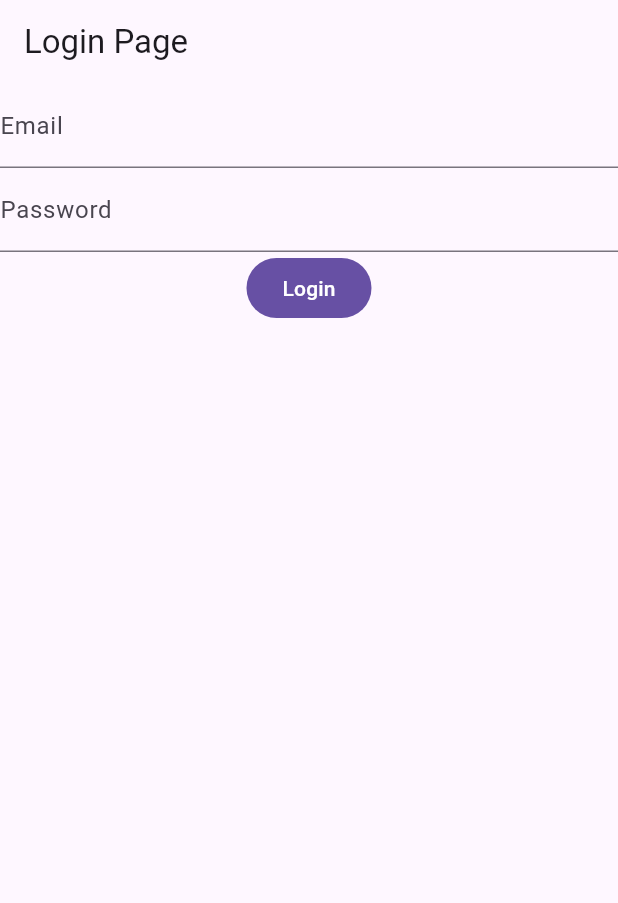
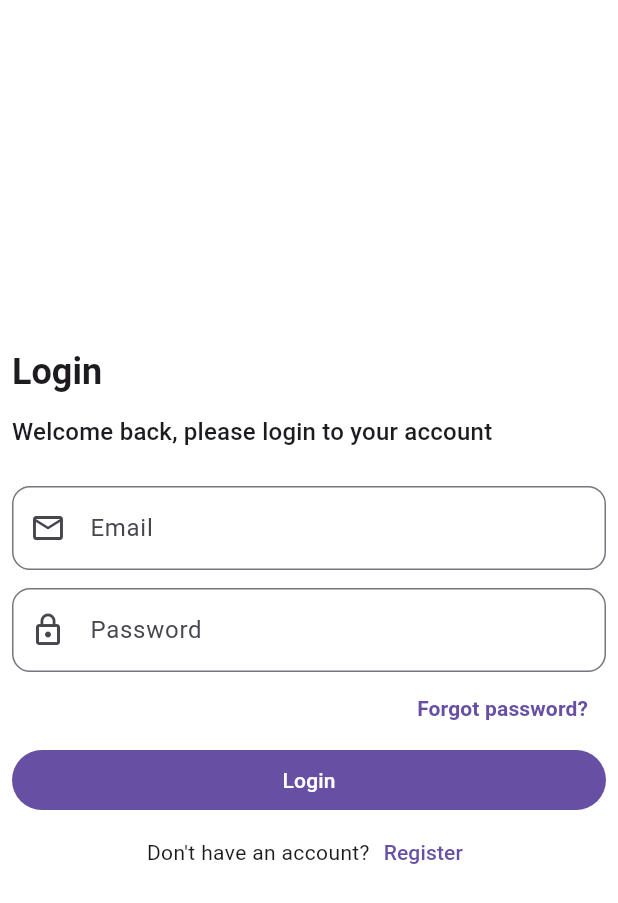
Before and after one commit to masreplay/flutter_riverpod_boilerplate, a Flutter app: the screen it shows after launch, on a phone screen of 412 x 824 dp. Shown: the top 903 px of the screen. Run offline on Flutter 3.47's test engine with Material 3 defaults, Android fonts, the phone set to English and light mode, and no system bars; our stand-ins replace google_fonts; Roboto replaces fonts that are missing (Cairo).

Commit message:
chore: Add google_fonts dependency and update podfiles for iOS and macOS

```diff
--- a/lib/app.dart
+++ b/lib/app.dart
@@ -1,13 +1,46 @@
 import 'package:flutter/material.dart';
 import 'package:flutter_application_example/login_page.dart';
+import 'package:google_fonts/google_fonts.dart';
 
 class MainApp extends StatelessWidget {
   const MainApp({super.key});
 
   @override
   Widget build(BuildContext context) {
-    return const MaterialApp(
-      home: LoginPage(),
+    final theme = MainTheme();
+    return MaterialApp(
+      theme: theme.light(),
+      darkTheme: theme.dark(),
+      home: const LoginPage(),
     );
   }
 }
+
+class MainTheme {
+  ThemeData light() {
+    var theme = ThemeData(
+      scaffoldBackgroundColor: Colors.white,
+      inputDecorationTheme: _inputDecorationTheme(),
+    );
+
+    // static code
+    theme =
+        theme.copyWith(textTheme: GoogleFonts.cairoTextTheme(theme.textTheme));
+
+    return theme;
+  }
+
+  ThemeData dark() {
+    return ThemeData(
+      inputDecorationTheme: _inputDecorationTheme(),
+    );
+  }
+
+  InputDecorationTheme _inputDecorationTheme() {
+    return InputDecorationTheme(
+      border: OutlineInputBorder(
+        borderRadius: BorderRadius.circular(12.0),
+      ),
+    );
+  }
+}
--- /dev/null
+++ b/lib/gap.dart
@@ -0,0 +1,12 @@
+import 'package:flutter/material.dart';
+
+class Gap extends StatelessWidget {
+  const Gap(this.dimension, {super.key});
+
+  final double dimension;
+
+  @override
+  Widget build(BuildContext context) {
+    return SizedBox.square(dimension: dimension);
+  }
+}
--- a/lib/login_page.dart
+++ b/lib/login_page.dart
@@ -1,4 +1,6 @@
 import 'package:flutter/material.dart';
+import 'package:flutter/widgets.dart';
+import 'package:flutter_application_example/gap.dart';
 
 class LoginPage extends StatefulWidget {
   const LoginPage({super.key});
@@ -21,20 +23,39 @@ class _LoginPageState extends State<LoginPage> {
 
   @override
   Widget build(BuildContext context) {
+    final textTheme = Theme.of(context).textTheme;
+
     return Scaffold(
-      appBar: AppBar(
-        title: const Text('Login Page'),
-      ),
-      body: Form(
+      body: SafeArea(
+        child: Center(
+          child: SingleChildScrollView(
+            padding: const EdgeInsets.all(8.0),
+            child: Form(
               key: _formKey,
               child: Column(
+                mainAxisAlignment: MainAxisAlignment.center,
+                crossAxisAlignment: CrossAxisAlignment.stretch,
                 children: [
+                  Text(
+                    "Login",
+                    style: textTheme.headlineSmall?.copyWith(
+                      fontWeight: FontWeight.bold,
+                    ),
+                  ),
+                  const Gap(12),
+                  Text(
+                    "Welcome back, please login to your account",
+                    style: textTheme.titleMedium,
+                  ),
+                  const Gap(24),
                   LoginEmailFormField(
                     controller: emailController,
                   ),
+                  const Gap(12),
                   LoginPasswordFormField(
                     controller: passwordController,
                   ),
+                  const LoginForgotPasswordButton(),
                   FilledButton(
                     onPressed: () {
                       if (_formKey.currentState!.validate()) {
@@ -45,7 +66,58 @@ class _LoginPageState extends State<LoginPage> {
                     },
                     child: const Text('Login'),
                   ),
+                  const LoginCreateAccountButton(),
                 ],
+              ),
+            ),
+          ),
+        ),
+      ),
+    );
+  }
+}
+
+class LoginCreateAccountButton extends StatelessWidget {
+  const LoginCreateAccountButton({
+    super.key,
+  });
+
+  @override
+  Widget build(BuildContext context) {
+    return Row(
+      mainAxisAlignment: MainAxisAlignment.center,
+      children: [
+        const Text('Don\'t have an account? '),
+        TextButton(
+          style: TextButton.styleFrom(
+            padding: EdgeInsets.zero,
+          ),
+          onPressed: () {},
+          child: const Text('Register'),
+        ),
+      ],
+    );
+  }
+}
+
+class LoginForgotPasswordButton extends StatelessWidget {
+  const LoginForgotPasswordButton({
+    super.key,
+  });
+
+  @override
+  Widget build(BuildContext context) {
+    return Align(
+      alignment: Alignment.centerRight,
+      child: TextButton(
+        onPressed: () {
+          // Navigate to the registration page
+        },
+        child: const Text(
+          'Forgot password?',
+          style: TextStyle(
+            fontWeight: FontWeight.bold,
+          ),
         ),
       ),
     );
@@ -78,6 +150,7 @@ class LoginEmailFormField extends StatelessWidget {
       },
       decoration: const InputDecoration(
         labelText: 'Email',
+        prefixIcon: Icon(Icons.email_outlined),
       ),
     );
   }
@@ -95,9 +168,6 @@ class LoginPasswordFormField extends StatelessWidget {
   Widget build(BuildContext context) {
     return TextFormField(
       controller: controller,
-      decoration: const InputDecoration(
-        labelText: 'Password',
-      ),
       validator: (value) {
         if (value == null || value.isEmpty) {
           return 'Please enter your password';
@@ -107,6 +177,10 @@ class LoginPasswordFormField extends StatelessWidget {
           return null;
         }
       },
+      decoration: const InputDecoration(
+        labelText: 'Password',
+        prefixIcon: Icon(Icons.lock_outline),
+      ),
     );
   }
 }
--- a/pubspec.yaml
+++ b/pubspec.yaml
@@ -9,6 +9,7 @@ environment:
 dependencies:
   flutter:
     sdk: flutter
+  google_fonts: ^6.2.1
 
 dev_dependencies:
   flutter_test:
```
Also changed, not shown: pubspec.lock, 7 other files. Lines whose indentation alone changed are shown as unchanged.
